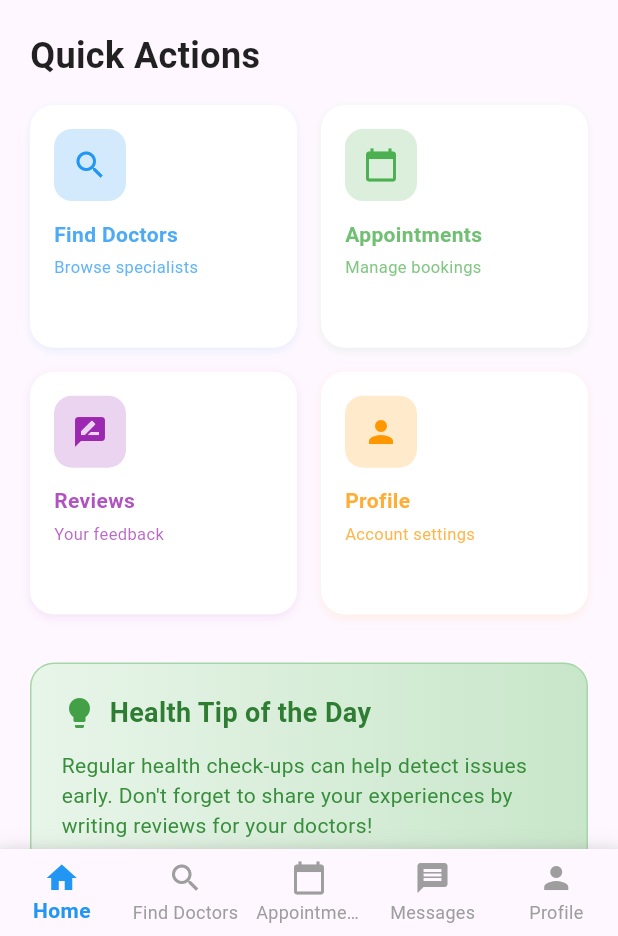
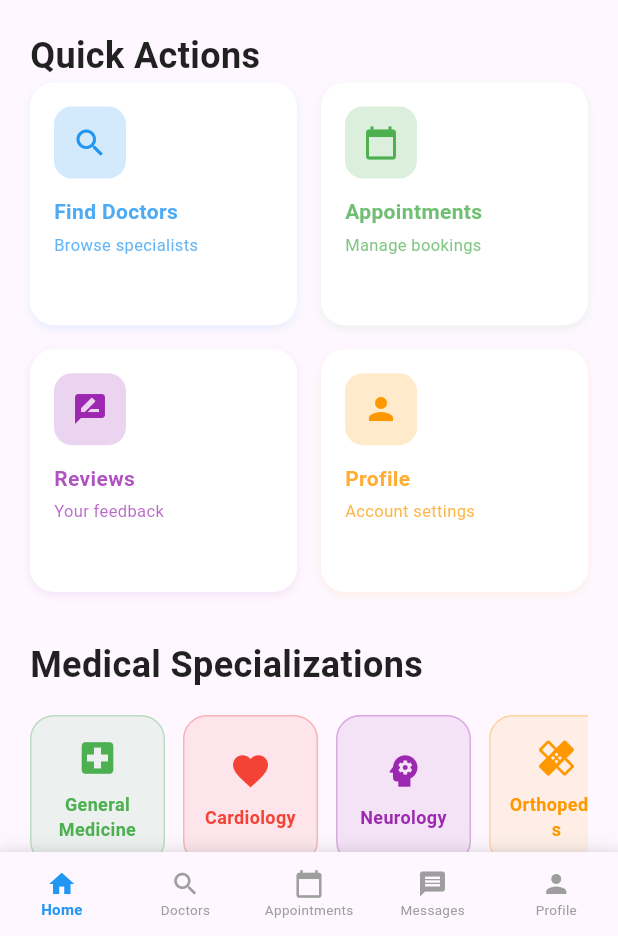
Before and after one commit to hexa01/nepheal, a Flutter app: the PatientDashboard screen opened directly, on a phone screen of 412 x 824 dp, the part 300-1236 px from its top. Run offline on Flutter 3.47's test engine with Material 3 defaults, Android fonts, the phone set to English and light mode, and no system bars; our stand-ins replace cached_network_image, image_picker, shared_preferences, webview_flutter; accounts and stored records are empty; network calls fail.

Commit message:
fix: ui fix

```diff
--- a/docapp/lib/features/patient/screens/patient_dashboard.dart
+++ b/docapp/lib/features/patient/screens/patient_dashboard.dart
@@ -57,11 +57,14 @@ class _PatientDashboardState extends State<PatientDashboard> {
             onTap: _changeTab,
             selectedItemColor: Colors.blue,
             unselectedItemColor: Colors.grey,
+            selectedFontSize: 10,
+            unselectedFontSize: 9,
+            iconSize: 20,
             selectedLabelStyle: const TextStyle(fontWeight: FontWeight.w600),
             items: const [
               BottomNavigationBarItem(icon: Icon(Icons.home), label: 'Home'),
               BottomNavigationBarItem(
-                  icon: Icon(Icons.search), label: 'Find Doctors'),
+                  icon: Icon(Icons.search), label: 'Doctors'),
               BottomNavigationBarItem(
                   icon: Icon(Icons.calendar_today), label: 'Appointments'),
               BottomNavigationBarItem(
@@ -208,9 +211,9 @@ class _PatientHomeScreenState extends State<PatientHomeScreen> {
                       color: Colors.black87,
                     ),
                   ),
-                  const SizedBox(height: 16),
+                  const SizedBox(height: 1),
 
-                  // Quick Action Cards Grid (Back to 2x2 original layout)
+                  // Quick Action Cards Grid
                   GridView.count(
                     crossAxisCount: 2,
                     shrinkWrap: true,
@@ -251,6 +254,42 @@ class _PatientHomeScreenState extends State<PatientHomeScreen> {
                   ),
 
                   const SizedBox(height: 32),
+
+                  // Medical Specializations Section
+                  const Text(
+                    'Medical Specializations',
+                    style: TextStyle(
+                      fontSize: 24,
+                      fontWeight: FontWeight.bold,
+                      color: Colors.black87,
+                    ),
+                  ),
+                  const SizedBox(height: 16),
+
+                  // Specializations Horizontal List
+                  SizedBox(
+                    height: 100,
+                    child: _isLoading
+                        ? const Center(child: CircularProgressIndicator())
+                        : _error != null
+                            ? _buildStaticSpecializationsList()
+                            : _specializations.isEmpty
+                                ? _buildStaticSpecializationsList()
+                                : ListView.builder(
+                                    scrollDirection: Axis.horizontal,
+                                    padding: const EdgeInsets.only(right: 8),
+                                    itemCount: _specializations.length,
+                                    itemBuilder: (context, index) {
+                                      return Padding(
+                                        padding:
+                                            const EdgeInsets.only(right: 10),
+                                        child: _buildSpecializationCard(
+                                            _specializations[index].name),
+                                      );
+                                    },
+                                  ),
+                  ),
+                  const SizedBox(height: 20),
 
                   // Health Tip Section
                   Container(
@@ -295,42 +334,6 @@ class _PatientHomeScreenState extends State<PatientHomeScreen> {
                   ),
 
                   const SizedBox(height: 32),
-
-                  // Medical Specializations Section
-                  const Text(
-                    'Medical Specializations',
-                    style: TextStyle(
-                      fontSize: 24,
-                      fontWeight: FontWeight.bold,
-                      color: Colors.black87,
-                    ),
-                  ),
-                  const SizedBox(height: 16),
-
-                  // Specializations Horizontal List
-                  SizedBox(
-                    height: 120,
-                    child: _isLoading
-                        ? const Center(child: CircularProgressIndicator())
-                        : _error != null
-                            ? _buildStaticSpecializationsList()
-                            : _specializations.isEmpty
-                                ? _buildStaticSpecializationsList()
-                                : ListView.builder(
-                                    scrollDirection: Axis.horizontal,
-                                    padding: const EdgeInsets.only(right: 8),
-                                    itemCount: _specializations.length,
-                                    itemBuilder: (context, index) {
-                                      return Padding(
-                                        padding:
-                                            const EdgeInsets.only(right: 12),
-                                        child: _buildSpecializationCard(
-                                            _specializations[index].name),
-                                      );
-                                    },
-                                  ),
-                  ),
-                  const SizedBox(height: 20),
                 ],
               ),
             ),
@@ -432,7 +435,7 @@ class _PatientHomeScreenState extends State<PatientHomeScreen> {
       onTap: () => widget.onNavigate(1), // Navigate to Find Doctors
       borderRadius: BorderRadius.circular(16),
       child: Container(
-        width: 100,
+        width: 90,
         padding: const EdgeInsets.all(12),
         decoration: BoxDecoration(
           color: color.withValues(alpha: 0.1),
@@ -442,7 +445,7 @@ class _PatientHomeScreenState extends State<PatientHomeScreen> {
         child: Column(
           mainAxisAlignment: MainAxisAlignment.center,
           children: [
-            Icon(icon, color: color, size: 32),
+            Icon(icon, color: color, size: 28),
             const SizedBox(height: 8),
             Text(
               name,
```
